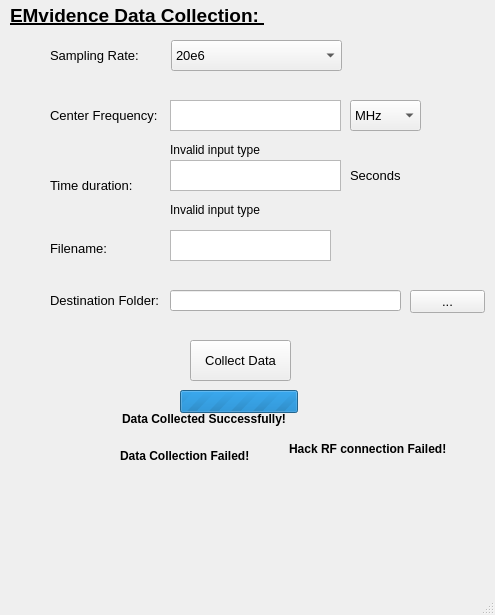
Qt form application.ui (jdratnayake/EMvidence-Desktop) before a commit.
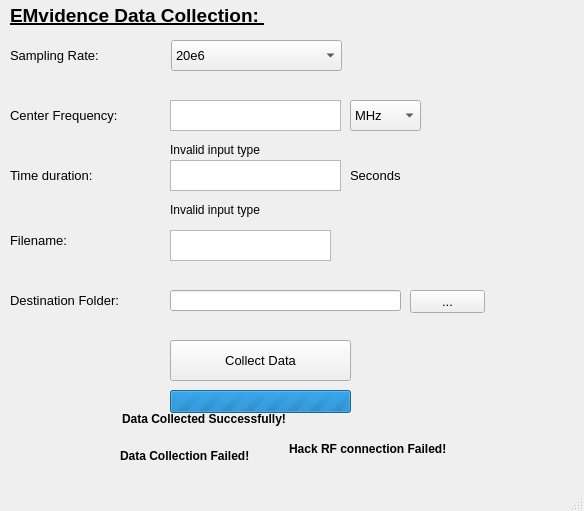
The same form after that commit. Icons and pictures are not drawn.

Patch:
```diff
--- a/application.ui
+++ b/application.ui
@@ -6,8 +6,8 @@
    <rect>
     <x>0</x>
     <y>0</y>
-    <width>495</width>
-    <height>615</height>
+    <width>584</width>
+    <height>511</height>
    </rect>
   </property>
   <property name="font">
@@ -80,9 +80,9 @@
    <widget class="QLabel" name="label">
     <property name="geometry">
      <rect>
-      <x>50</x>
+      <x>10</x>
       <y>100</y>
-      <width>111</width>
+      <width>151</width>
       <height>31</height>
      </rect>
     </property>
@@ -160,9 +160,9 @@
    <widget class="QLabel" name="label_2">
     <property name="geometry">
      <rect>
-      <x>50</x>
-      <y>170</y>
-      <width>101</width>
+      <x>10</x>
+      <y>160</y>
+      <width>141</width>
       <height>31</height>
      </rect>
     </property>
@@ -220,9 +220,9 @@
    <widget class="QPushButton" name="button1">
     <property name="geometry">
      <rect>
-      <x>190</x>
+      <x>170</x>
       <y>340</y>
-      <width>101</width>
+      <width>181</width>
       <height>41</height>
      </rect>
     </property>
@@ -246,7 +246,7 @@
      <rect>
       <x>10</x>
       <y>0</y>
-      <width>431</width>
+      <width>471</width>
       <height>31</height>
      </rect>
     </property>
@@ -263,9 +263,9 @@
    <widget class="QLabel" name="label_samp_rate">
     <property name="geometry">
      <rect>
-      <x>50</x>
+      <x>10</x>
       <y>40</y>
-      <width>101</width>
+      <width>141</width>
       <height>31</height>
      </rect>
     </property>
@@ -284,9 +284,9 @@
    <widget class="QLabel" name="label_5">
     <property name="geometry">
      <rect>
-      <x>50</x>
+      <x>10</x>
       <y>290</y>
-      <width>121</width>
+      <width>161</width>
       <height>21</height>
      </rect>
     </property>
@@ -347,9 +347,9 @@
    <widget class="QProgressBar" name="progressBar">
     <property name="geometry">
      <rect>
-      <x>180</x>
+      <x>170</x>
       <y>390</y>
-      <width>118</width>
+      <width>181</width>
       <height>23</height>
      </rect>
     </property>
@@ -418,7 +418,7 @@
      <rect>
       <x>120</x>
       <y>440</y>
-      <width>331</width>
+      <width>361</width>
       <height>31</height>
      </rect>
     </property>
@@ -508,10 +508,10 @@
    <widget class="QLabel" name="label_6">
     <property name="geometry">
      <rect>
-      <x>50</x>
-      <y>240</y>
-      <width>101</width>
-      <height>16</height>
+      <x>10</x>
+      <y>230</y>
+      <width>141</width>
+      <height>20</height>
      </rect>
     </property>
     <property name="font">
```
Left out of the diff: 2 changed lines with no effect on the pictures.
